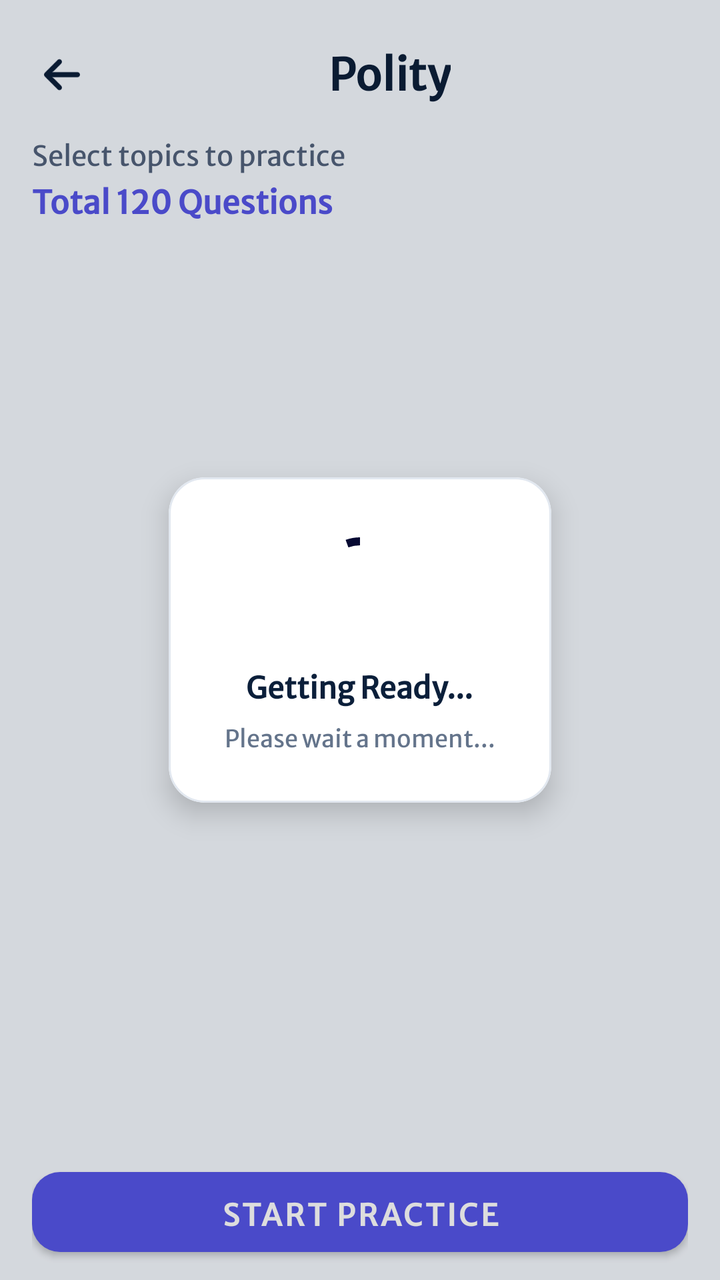
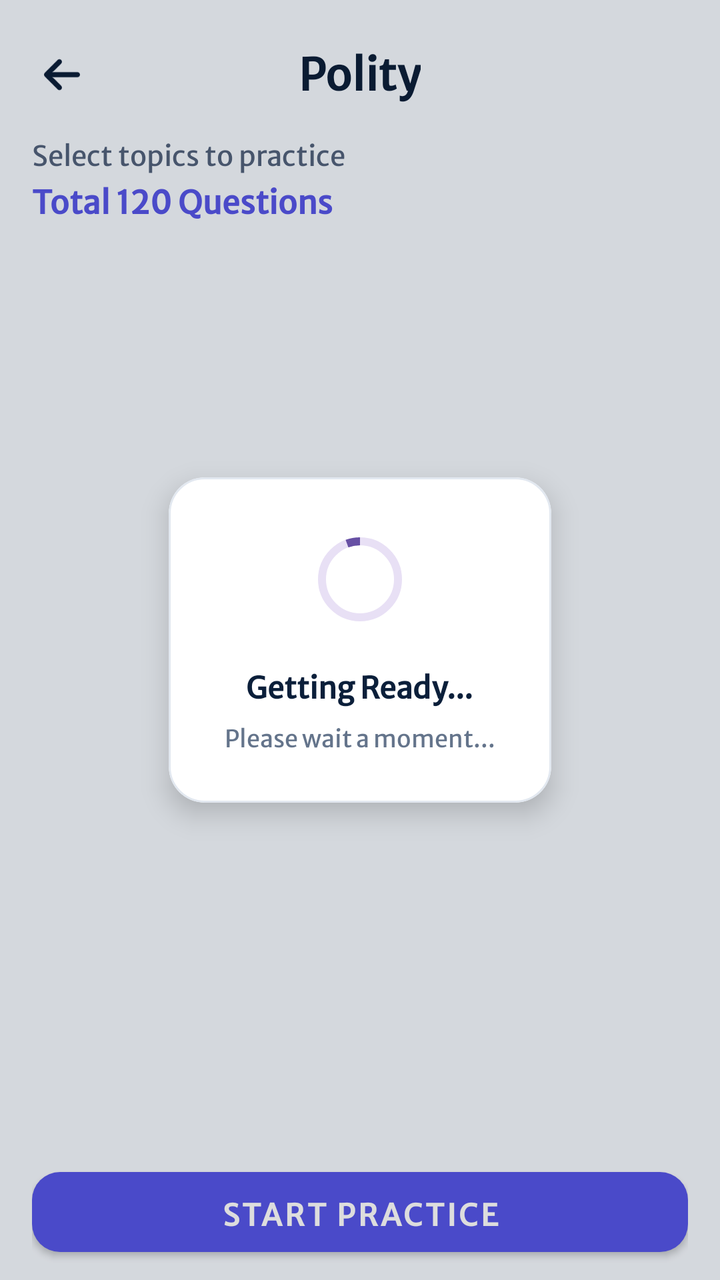

The first picture is an Android layout as it rendered before a commit; the second is the same layout after the commit. The layout source and the unified diff follow.
<!-- AndroidManifest.xml: application theme Theme.PractiX -->
<!-- res/layout/activity_topics.xml -->
<?xml version="1.0" encoding="utf-8"?>
<FrameLayout
    xmlns:android="http://schemas.android.com/apk/res/android"
    xmlns:app="http://schemas.android.com/apk/res-auto"

    android:layout_width="match_parent"
    android:layout_height="match_parent"
    android:background="@color/mainBgColor">


    
    
    

    <LinearLayout
        android:layout_width="match_parent"
        android:layout_height="match_parent"

        android:orientation="vertical"

        android:background="@color/mainBgColor"

        android:paddingStart="16dp"
        android:paddingTop="18dp"
        android:paddingEnd="16dp"
        android:paddingBottom="8dp">


        

        <LinearLayout
            android:layout_width="match_parent"
            android:layout_height="wrap_content"

            android:orientation="horizontal"
            android:gravity="center_vertical">


            

            <FrameLayout
                android:id="@+id/btnBack"

                android:layout_width="30dp"
                android:layout_height="30dp"

                android:clickable="true"
                android:focusable="true"

                android:foreground="@drawable/rounded_ripple">


                <ImageView
                    android:layout_width="18dp"
                    android:layout_height="18dp"
                    android:layout_marginTop="2.5dp"
                    android:layout_gravity="center"
                    android:src="@drawable/arrow"
                    app:tint="@color/subjectNameTextColor"
                    android:contentDescription="Back" />

            </FrameLayout>


            

            <LinearLayout
                android:layout_width="0dp"
                android:layout_height="wrap_content"
                android:layout_weight="1"
                android:orientation="vertical"
                android:gravity="center_horizontal">

                <TextView
                    android:id="@+id/tvSubjectName"
                    android:layout_width="wrap_content"
                    android:layout_height="wrap_content"
                    android:text="Polity"
                    android:textColor="@color/subjectNameTextColor"
                    android:textSize="22sp"
                    android:textStyle="bold"
                    android:fontFamily="@font/msans"
                    android:maxLines="1"
                    android:ellipsize="end" />

            </LinearLayout>
        </LinearLayout>


        

        <LinearLayout
            android:layout_width="match_parent"
            android:layout_height="wrap_content"

            android:layout_marginTop="14dp"

            android:orientation="vertical">


            

            <TextView
                android:id="@+id/tvSelectTopics"

                android:layout_width="wrap_content"
                android:layout_height="wrap_content"

                android:fontFamily="@font/msans"

                android:text="Select topics to practice"

                android:textColor="#52627D"

                android:textSize="14sp" />


            

            <TextView
                android:id="@+id/tvTotalQuestions"

                android:layout_width="wrap_content"
                android:layout_height="wrap_content"

                android:text="Total 120 Questions"

                android:textColor="#5555E8"

                android:textSize="16sp"

                android:fontFamily="@font/msans"

                android:textStyle="bold" />

        </LinearLayout>


        

        <androidx.recyclerview.widget.RecyclerView
            android:id="@+id/rvTopics"

            android:layout_width="match_parent"
            android:layout_height="0dp"

            android:layout_weight="1"

            android:layout_marginTop="16dp"

            android:clipToPadding="false"

            android:paddingBottom="8dp" />


        

        <com.google.android.material.button.MaterialButton
            android:id="@+id/btnStartPractice"

            android:layout_width="match_parent"
            android:layout_height="52dp"

            android:layout_marginTop="8dp"

            android:text="Start Practice"

            android:textSize="15sp"
            android:textStyle="bold"

            android:fontFamily="@font/msans"

            android:textColor="@android:color/white"

            app:cornerRadius="14dp"

            app:backgroundTint="#5555E8" />

    </LinearLayout>


    
    
    
    

    <include
        android:id="@+id/apiLoader"

        layout="@layout/view_api_loader"

        android:layout_width="match_parent"
        android:layout_height="match_parent" />

</FrameLayout>
<!-- res/layout/view_api_loader.xml (included above) -->
<?xml version="1.0" encoding="utf-8"?>
<FrameLayout
    xmlns:android="http://schemas.android.com/apk/res/android"
    xmlns:app="http://schemas.android.com/apk/res-auto"

    android:id="@+id/apiLoaderOverlay"

    android:layout_width="match_parent"
    android:layout_height="match_parent"

    android:background="#22000000"

    android:clickable="true"
    android:focusable="true">


    

    <com.google.android.material.card.MaterialCardView

        android:layout_width="wrap_content"
        android:layout_height="wrap_content"

        android:layout_gravity="center"

        app:cardBackgroundColor="@color/cardBgColor"
        app:cardCornerRadius="18dp"
        app:cardElevation="8dp"
        app:strokeColor="@color/strokeCardColor"
        app:strokeWidth="1dp">


        <LinearLayout

            android:layout_width="wrap_content"
            android:layout_height="wrap_content"

            android:minWidth="190dp"

            android:gravity="center"

            android:orientation="vertical"

            android:paddingStart="28dp"
            android:paddingTop="26dp"
            android:paddingEnd="28dp"
            android:paddingBottom="24dp">


            

            <com.google.android.material.progressindicator.CircularProgressIndicator

                android:id="@+id/apiLoaderProgress"

                android:layout_width="42dp"
                android:layout_height="42dp"

                android:indeterminate="true"

                app:indicatorSize="42dp"
                app:trackThickness="4dp" />


            

            <TextView

                android:id="@+id/apiLoaderTitle"

                android:layout_width="wrap_content"
                android:layout_height="wrap_content"

                android:layout_marginTop="16dp"

                android:fontFamily="@font/msans"

                android:text="Getting Ready..."
                android:textColor="@color/subjectNameTextColor"
                android:textSize="15sp"
                android:textStyle="bold" />


            

            <TextView

                android:layout_width="wrap_content"
                android:layout_height="wrap_content"

                android:layout_marginTop="5dp"

                android:fontFamily="@font/msans"

                android:text="Please wait a moment..."
                android:textColor="@color/progressHeader2TextColor"
                android:textSize="12sp" />

        </LinearLayout>

    </com.google.android.material.card.MaterialCardView>

</FrameLayout>
<!-- resources referenced by this layout -->
<resources>
  <color name="cardBgColor">#FFFFFF</color>
  <color name="mainBgColor">#F5F9FF</color>
  <color name="progressHeader2TextColor">#64748B</color>
  <color name="strokeCardColor">#E2E8F0</color>
  <color name="subjectNameTextColor">#0B1F3A</color>
  <!-- drawable arrow: png bitmap (drawable, 870 bytes) -->
  <!-- drawable rounded_ripple (drawable) -->
  <?xml version="1.0" encoding="utf-8"?>
  <ripple xmlns:android="http://schemas.android.com/apk/res/android"
      android:color="#3052627D">
  
      
      <item android:id="@android:id/mask">
  
          <shape android:shape="oval">
              <solid android:color="@android:color/white" />
          </shape>
  
      </item>
  
  </ripple>
  <style name="Theme.PractiX" parent="Theme.MaterialComponents.DayNight.NoActionBar">
          
          <item name="colorPrimary">@color/primaryBlue</item>
          <item name="colorPrimaryVariant">@color/primaryBlue</item>
          <item name="colorOnPrimary">@color/white</item>
          
          <item name="colorSecondary">@color/teal_200</item>
          <item name="colorSecondaryVariant">@color/teal_700</item>
          <item name="colorOnSecondary">@color/black</item>
          
          <item name="android:statusBarColor">?attr/colorPrimaryVariant</item>
  
          
      </style>
  <color name="primaryBlue">#060932</color>
  <color name="white">#FFFFFFFF</color>
  <color name="teal_200">#FF03DAC5</color>
  <color name="teal_700">#FF018786</color>
  <color name="black">#FF000000</color>
</resources>

<!-- the commit's change to res/layout/activity_topics.xml (unified diff, before → after) -->
@@ -28,27 +28,22 @@
 
         
 
-        <LinearLayout
-            android:layout_width="match_parent"
-            android:layout_height="wrap_content"
-
-            android:orientation="horizontal"
-            android:gravity="center_vertical">
-
+        
+
+        <FrameLayout
+            android:layout_width="match_parent"
+            android:layout_height="wrap_content">
 
             
 
             <FrameLayout
                 android:id="@+id/btnBack"
-
                 android:layout_width="30dp"
                 android:layout_height="30dp"
-
+                android:layout_gravity="start|center_vertical"
                 android:clickable="true"
                 android:focusable="true"
-
                 android:foreground="@drawable/rounded_ripple">
-
 
                 <ImageView
                     android:layout_width="18dp"
@@ -64,28 +59,21 @@
 
             
 
-            <LinearLayout
-                android:layout_width="0dp"
-                android:layout_height="wrap_content"
-                android:layout_weight="1"
-                android:orientation="vertical"
-                android:gravity="center_horizontal">
-
-                <TextView
-                    android:id="@+id/tvSubjectName"
-                    android:layout_width="wrap_content"
-                    android:layout_height="wrap_content"
-                    android:text="Polity"
-                    android:textColor="@color/subjectNameTextColor"
-                    android:textSize="22sp"
-                    android:textStyle="bold"
-                    android:fontFamily="@font/msans"
-                    android:maxLines="1"
-                    android:ellipsize="end" />
-
-            </LinearLayout>
-        </LinearLayout>
-
+            <TextView
+                android:id="@+id/tvSubjectName"
+                android:layout_width="wrap_content"
+                android:layout_height="wrap_content"
+                android:layout_gravity="center"
+
+                android:text="Polity"
+                android:textColor="@color/subjectNameTextColor"
+                android:textSize="22sp"
+                android:textStyle="bold"
+                android:fontFamily="@font/msans"
+                android:maxLines="1"
+                android:ellipsize="end" />
+
+        </FrameLayout>
 
         
 
@@ -246,16 +234,15 @@
             
 
             <com.google.android.material.progressindicator.CircularProgressIndicator
-
                 android:id="@+id/apiLoaderProgress"
-
                 android:layout_width="42dp"
                 android:layout_height="42dp"
-
                 android:indeterminate="true"
 
                 app:indicatorSize="42dp"
-                app:trackThickness="4dp" />
+                app:trackThickness="4dp"
+                app:indicatorColor="@color/primary_color"
+                app:trackColor="@color/progress_track_color" />
 
 
             
<!-- resource entries referenced after the edit -->
@@ -2,7 +2,9 @@
 <resources>
   <color name="cardBgColor">#FFFFFF</color>
   <color name="mainBgColor">#F5F9FF</color>
+  <color name="primary_color">#6750A4</color>
   <color name="progressHeader2TextColor">#64748B</color>
+  <color name="progress_track_color">#E8E0F5</color>
   <color name="strokeCardColor">#E2E8F0</color>
   <color name="subjectNameTextColor">#0B1F3A</color>
   <!-- drawable arrow: png bitmap (drawable, 870 bytes) -->
